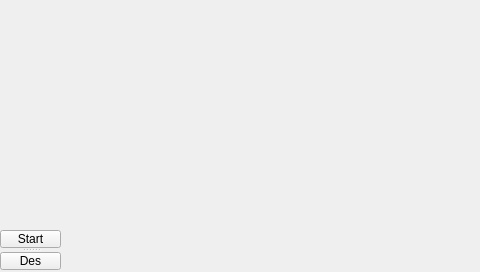
First picture: the form in GPSMapApp/mapform.ui, repository minxinfeng/Embedded, before the edit.
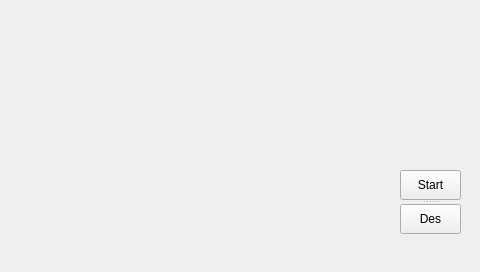
Second picture: the form after the edit.

Diff of the .ui file:
```diff
--- a/GPSMapApp/mapform.ui
+++ b/GPSMapApp/mapform.ui
@@ -28,16 +28,28 @@
   <widget class="QSplitter" name="splitter">
    <property name="geometry">
     <rect>
-     <x>0</x>
-     <y>230</y>
+     <x>400</x>
+     <y>170</y>
      <width>61</width>
-     <height>41</height>
+     <height>66</height>
     </rect>
    </property>
    <property name="orientation">
     <enum>Qt::Vertical</enum>
    </property>
    <widget class="QPushButton" name="PBtn_Start">
+    <property name="minimumSize">
+     <size>
+      <width>61</width>
+      <height>30</height>
+     </size>
+    </property>
+    <property name="maximumSize">
+     <size>
+      <width>61</width>
+      <height>30</height>
+     </size>
+    </property>
     <property name="text">
      <string>Start</string>
     </property>
@@ -49,6 +61,18 @@
     </property>
    </widget>
    <widget class="QPushButton" name="PBtn_Destination">
+    <property name="minimumSize">
+     <size>
+      <width>61</width>
+      <height>30</height>
+     </size>
+    </property>
+    <property name="maximumSize">
+     <size>
+      <width>61</width>
+      <height>30</height>
+     </size>
+    </property>
     <property name="text">
      <string>Des</string>
     </property>
```
Left out of the diff: 2 changed lines with no effect on the pictures.
